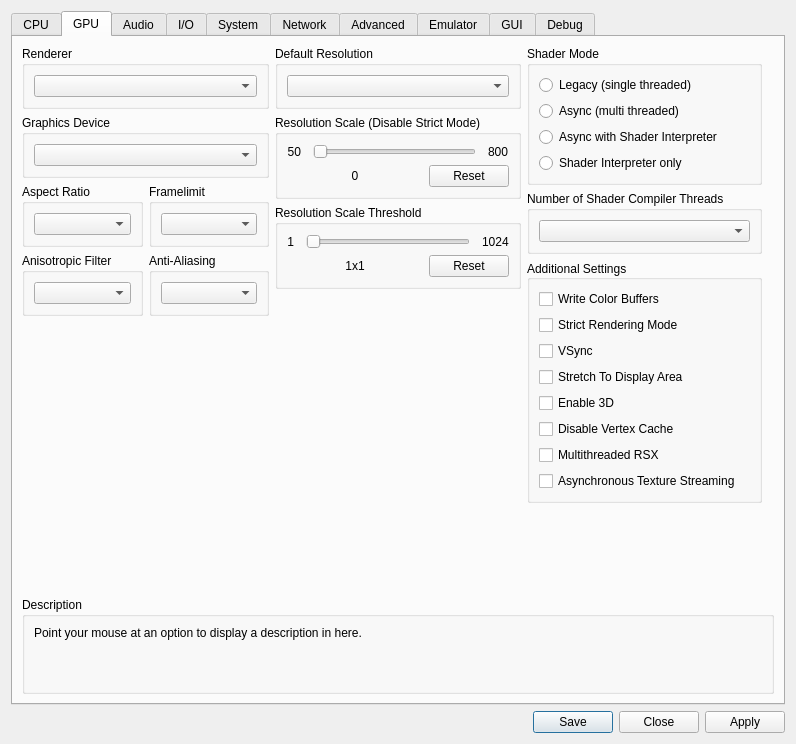
The window that rpcs3/rpcs3qt/settings_dialog.ui (RPCS3/rpcs3) describes before a commit, drawn with Qt 5.
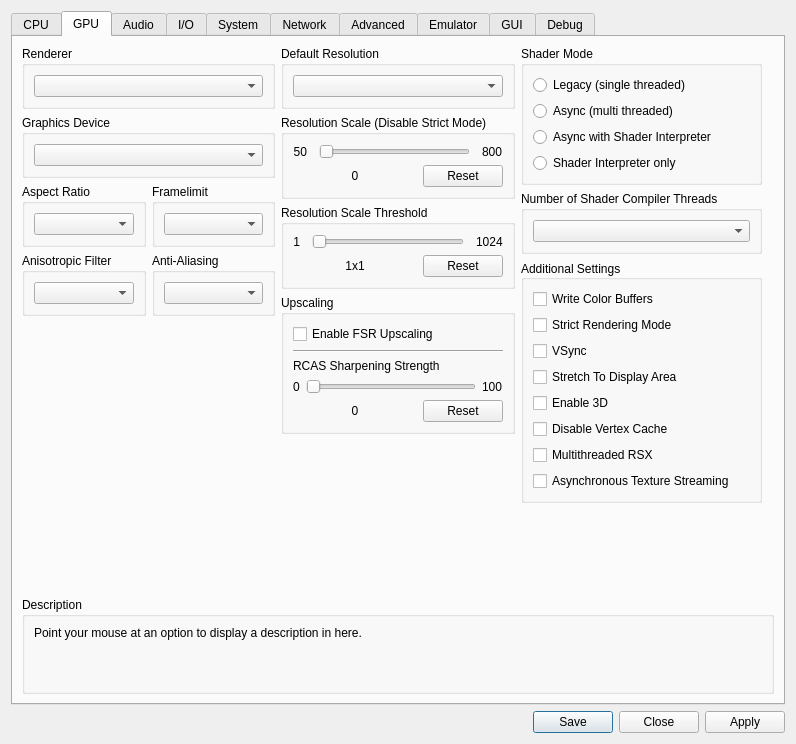
The same window after the commit. The open tabs and pages were chosen to show the change. Icons and pictures are not drawn.

What changed in the file:
```diff
--- a/rpcs3/rpcs3qt/settings_dialog.ui
+++ b/rpcs3/rpcs3qt/settings_dialog.ui
@@ -345,7 +345,7 @@
       </attribute>
       <layout class="QVBoxLayout" name="gpuTab_layout" stretch="0,1,0">
        <item>
-        <layout class="QHBoxLayout" name="gpuTabLayout" stretch="1,1,1">
+        <layout class="QHBoxLayout" name="gpuTabLayout" stretch="1,0,1">
          <item>
           <layout class="QVBoxLayout" name="gpuTabLayoutLeft">
            <item>
@@ -634,6 +634,100 @@
              </item>
             </layout>
            </item>
+           <item>
+            <widget class="QGroupBox" name="gb_Upscaling">
+             <property name="title">
+              <string>Upscaling</string>
+             </property>
+             <layout class="QVBoxLayout" name="gb_Upscaling_layout">
+              <item>
+               <widget class="QCheckBox" name="fsrUpscalingEnable">
+                <property name="text">
+                 <string>Enable FSR Upscaling</string>
+                </property>
+               </widget>
+              </item>
+              <item>
+               <widget class="Line" name="line">
+                <property name="orientation">
+                 <enum>Qt::Horizontal</enum>
+                </property>
+               </widget>
+              </item>
+              <item>
+               <widget class="QLabel" name="fsrSharpeningStrengthLabel">
+                <property name="sizePolicy">
+                 <sizepolicy hsizetype="Preferred" vsizetype="Preferred">
+                  <horstretch>0</horstretch>
+                  <verstretch>0</verstretch>
+                 </sizepolicy>
+                </property>
+                <property name="text">
+                 <string>RCAS Sharpening Strength</string>
+                </property>
+                <property name="alignment">
+                 <set>Qt::AlignBottom|Qt::AlignLeading|Qt::AlignLeft</set>
+                </property>
+                <property name="margin">
+                 <number>1</number>
+                </property>
+               </widget>
+              </item>
+              <item>
+               <layout class="QHBoxLayout" name="fsrSharpeningLayoutTop">
+                <item>
+                 <widget class="QLabel" name="minSharpeningVal">
+                  <property name="text">
+                   <string>0</string>
+                  </property>
+                 </widget>
+                </item>
+                <item>
+                 <widget class="QSlider" name="fsrSharpeningStrength">
+                  <property name="orientation">
+                   <enum>Qt::Horizontal</enum>
+                  </property>
+                 </widget>
+                </item>
+                <item>
+                 <widget class="QLabel" name="maxSharpeningVal">
+                  <property name="sizePolicy">
+                   <sizepolicy hsizetype="Minimum" vsizetype="Preferred">
+                    <horstretch>0</horstretch>
+                    <verstretch>0</verstretch>
+                   </sizepolicy>
+                  </property>
+                  <property name="text">
+                   <string>100</string>
+                  </property>
+                 </widget>
+                </item>
+               </layout>
+              </item>
+              <item>
+               <layout class="QHBoxLayout" name="fsrSharpeningLayoutBottom" stretch="1,0">
+                <item>
+                 <widget class="QLabel" name="fsrSharpeningStrengthVal">
+                  <property name="text">
+                   <string>0</string>
+                  </property>
+                  <property name="alignment">
+                   <set>Qt::AlignCenter</set>
+                  </property>
+                 </widget>
+                </item>
+                <item>
+                 <widget class="QPushButton" name="fsrSharpeningStrengthReset">
+                  <property name="text">
+                   <string>Reset</string>
+                  </property>
+                 </widget>
+                </item>
+               </layout>
+              </item>
+             </layout>
+            </widget>
+           </item>
            <item>
             <spacer name="gpu_tab_layout_middle_spacer">
              <property name="orientation">
```
Left out of the diff: 2 changed lines with no effect on the pictures.
